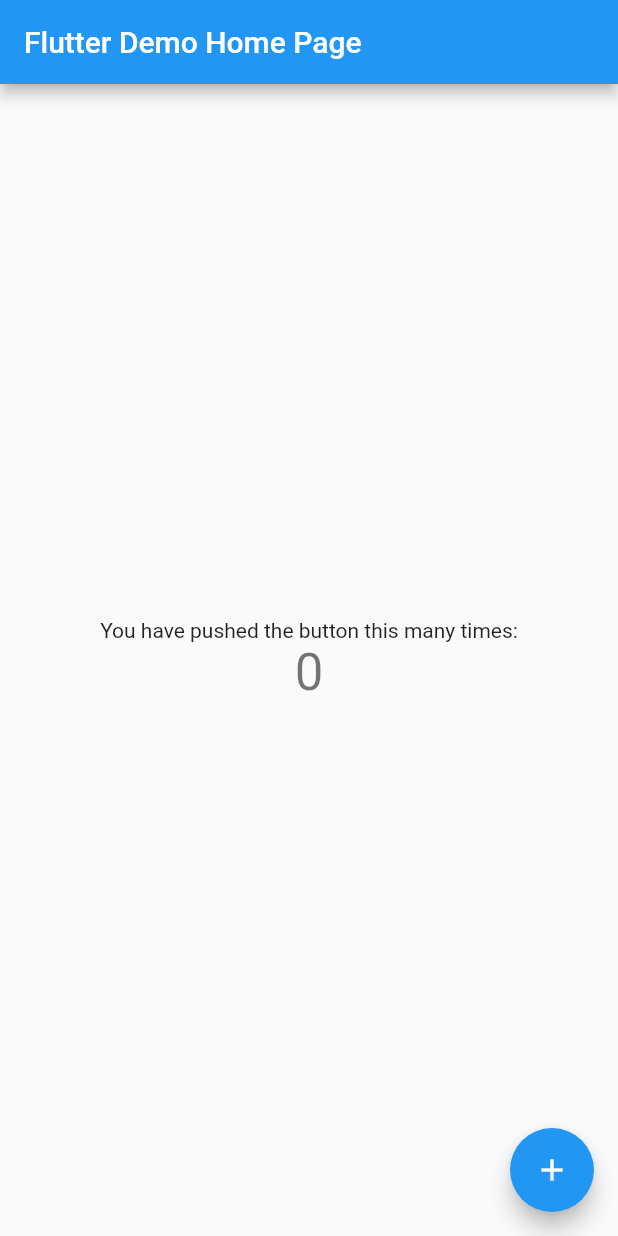
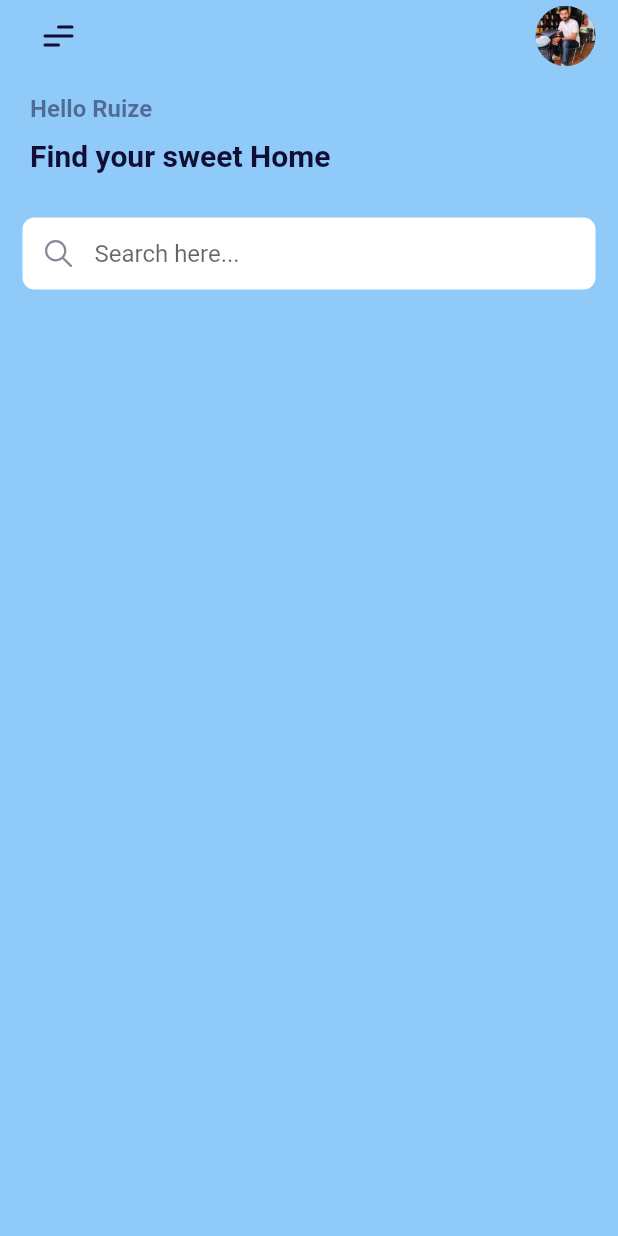
Before and after one commit to gaoliveira21/flutter-house-rent, a Flutter app: the screen it shows after launch, on a phone screen of 412 x 824 dp. Run offline on Flutter 3.47's test engine with Material 2 defaults, Android fonts, the phone set to English and light mode, and no system bars; our stand-ins replace flutter_svg.

Commit message:
feat: add home screen

```diff
--- a/lib/main.dart
+++ b/lib/main.dart
@@ -1,4 +1,6 @@
 import 'package:flutter/material.dart';
+
+import 'package:house_rent/screens/home/home.dart';
 
 void main() {
   runApp(const MyApp());
@@ -7,109 +9,26 @@
 class MyApp extends StatelessWidget {
   const MyApp({Key? key}) : super(key: key);
 
-  // This widget is the root of your application.
   @override
   Widget build(BuildContext context) {
     return MaterialApp(
-      title: 'Flutter Demo',
+      debugShowCheckedModeBanner: false,
       theme: ThemeData(
-        // This is the theme of your application.
-        //
-        // Try running your application with "flutter run". You'll see the
-        // application has a blue toolbar. Then, without quitting the app, try
-        // changing the primarySwatch below to Colors.green and then invoke
-        // "hot reload" (press "r" in the console where you ran "flutter run",
-        // or simply save your changes to "hot reload" in a Flutter IDE).
-        // Notice that the counter didn't reset back to zero; the application
-        // is not restarted.
-        primarySwatch: Colors.blue,
+        backgroundColor: const Color(0xFFF5F6F6),
+        primaryColor: const Color(0xFF811B83),
+        colorScheme: ColorScheme.fromSwatch().copyWith(
+          secondary: const Color(0xFFFA5019),
+        ),
+        textTheme: TextTheme(
+          headline1: const TextStyle(
+            color: Color(0xFF100E34),
+          ),
+          bodyText1: TextStyle(
+            color: const Color(0xFF100E34).withOpacity(0.5),
+          ),
+        ),
       ),
-      home: const MyHomePage(title: 'Flutter Demo Home Page'),
+      home: const Home(),
     );
   }
 }
-
-class MyHomePage extends StatefulWidget {
-  const MyHomePage({Key? key, required this.title}) : super(key: key);
-
-  // This widget is the home page of your application. It is stateful, meaning
-  // that it has a State object (defined below) that contains fields that affect
-  // how it looks.
-
-  // This class is the configuration for the state. It holds the values (in this
-  // case the title) provided by the parent (in this case the App widget) and
-  // used by the build method of the State. Fields in a Widget subclass are
-  // always marked "final".
-
-  final String title;
-
-  @override
-  State<MyHomePage> createState() => _MyHomePageState();
-}
-
-class _MyHomePageState extends State<MyHomePage> {
-  int _counter = 0;
-
-  void _incrementCounter() {
-    setState(() {
-      // This call to setState tells the Flutter framework that something has
-      // changed in this State, which causes it to rerun the build method below
-      // so that the display can reflect the updated values. If we changed
-      // _counter without calling setState(), then the build method would not be
-      // called again, and so nothing would appear to happen.
-      _counter++;
-    });
-  }
-
-  @override
-  Widget build(BuildContext context) {
-    // This method is rerun every time setState is called, for instance as done
-    // by the _incrementCounter method above.
-    //
-    // The Flutter framework has been optimized to make rerunning build methods
-    // fast, so that you can just rebuild anything that needs updating rather
-    // than having to individually change instances of widgets.
-    return Scaffold(
-      appBar: AppBar(
-        // Here we take the value from the MyHomePage object that was created by
-        // the App.build method, and use it to set our appbar title.
-        title: Text(widget.title),
-      ),
-      body: Center(
-        // Center is a layout widget. It takes a single child and positions it
-        // in the middle of the parent.
-        child: Column(
-          // Column is also a layout widget. It takes a list of children and
-          // arranges them vertically. By default, it sizes itself to fit its
-          // children horizontally, and tries to be as tall as its parent.
-          //
-          // Invoke "debug painting" (press "p" in the console, choose the
-          // "Toggle Debug Paint" action from the Flutter Inspector in Android
-          // Studio, or the "Toggle Debug Paint" command in Visual Studio Code)
-          // to see the wireframe for each widget.
-          //
-          // Column has various properties to control how it sizes itself and
-          // how it positions its children. Here we use mainAxisAlignment to
-          // center the children vertically; the main axis here is the vertical
-          // axis because Columns are vertical (the cross axis would be
-          // horizontal).
-          mainAxisAlignment: MainAxisAlignment.center,
-          children: <Widget>[
-            const Text(
-              'You have pushed the button this many times:',
-            ),
-            Text(
-              '$_counter',
-              style: Theme.of(context).textTheme.headline4,
-            ),
-          ],
-        ),
-      ),
-      floatingActionButton: FloatingActionButton(
-        onPressed: _incrementCounter,
-        tooltip: 'Increment',
-        child: const Icon(Icons.add),
-      ), // This trailing comma makes auto-formatting nicer for build methods.
-    );
-  }
-}
--- /dev/null
+++ b/lib/screens/home/home.dart
@@ -0,0 +1,26 @@
+import 'package:flutter/material.dart';
+
+import 'package:house_rent/widgets/custom_app_bar.dart';
+import 'package:house_rent/widgets/search_input.dart';
+import 'package:house_rent/widgets/welcome_text.dart';
+
+class Home extends StatelessWidget {
+  const Home({Key? key}) : super(key: key);
+
+  @override
+  Widget build(BuildContext context) {
+    return Scaffold(
+      backgroundColor: Theme.of(context).backgroundColor,
+      appBar: const CustomAppBar(),
+      body: SingleChildScrollView(
+        child: Column(
+          crossAxisAlignment: CrossAxisAlignment.start,
+          children: const [
+            WelcomeText(),
+            SearchInput(),
+          ],
+        ),
+      ),
+    );
+  }
+}
```
